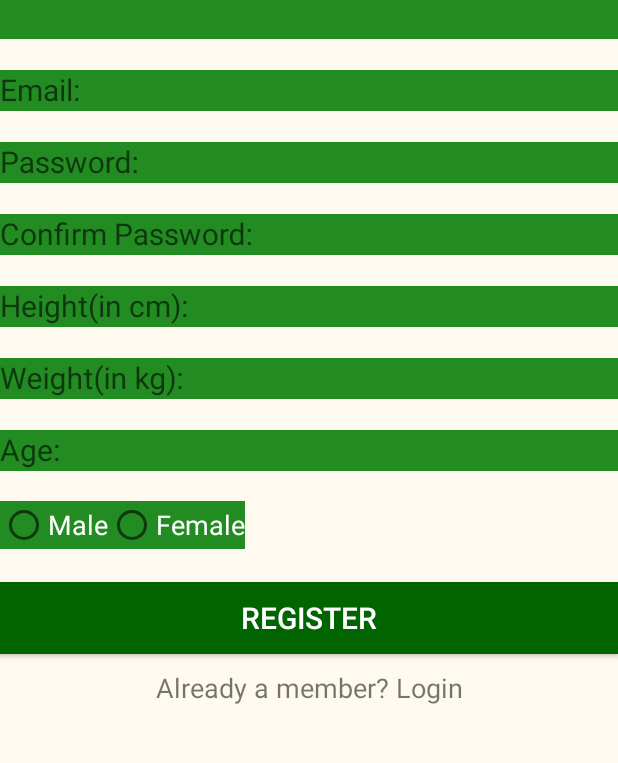
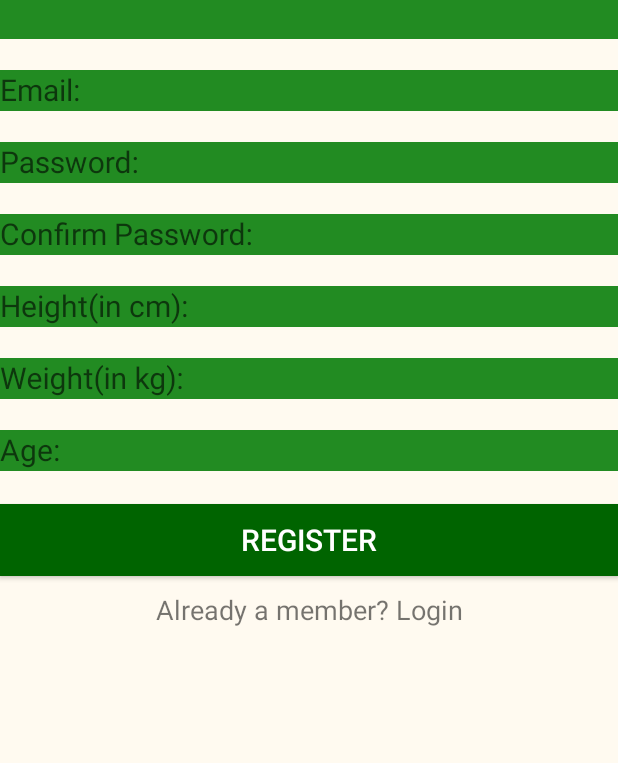
Before and after one commit to Al4An9/anastasiou_alexandros_set08114_coursework, an Android app: the RegisterActivity screen opened directly, with no data from a screen before it, on a phone screen of 412 x 824 dp, the part 195-958 px from its top. Run offline under Robolectric (Android 15) with nearby library versions, the phone set to English and light mode, and no system bars.

Commit message:
android app
update database working

```diff
--- a/UltimateFitnessTool/app/src/main/java/uk/ac/napier/ultimatefitnesstool/Activities/MainHomeActivity.java
+++ b/UltimateFitnessTool/app/src/main/java/uk/ac/napier/ultimatefitnesstool/Activities/MainHomeActivity.java
@@ -34,6 +34,7 @@ public class MainHomeActivity extends AppCompatActivity
         textViewName = (TextView)findViewById(R.id.text1);
         String nameFromIntent = getIntent().getStringExtra("EMAIL");
         textViewName.setText("Welcome" + nameFromIntent);
+
 
         bottomNavigationView.setOnNavigationItemSelectedListener(
                 new BottomNavigationView.OnNavigationItemSelectedListener() {
--- a/UltimateFitnessTool/app/src/main/java/uk/ac/napier/ultimatefitnesstool/Activities/RegisterActivity.java
+++ b/UltimateFitnessTool/app/src/main/java/uk/ac/napier/ultimatefitnesstool/Activities/RegisterActivity.java
@@ -124,7 +124,7 @@ public class RegisterActivity extends AppCompatActivity implements View.OnClickL
             return;
         }
 
-        if(databaseHelper.checkUser(textInputEditTextEmail.getText().toString().trim())){
+        if(!databaseHelper.checkUser(textInputEditTextEmail.getText().toString().trim())){
 
             user.setName(textInputEditTextName.getText().toString().trim());
             user.setEmail(textInputEditTextEmail.getText().toString().trim());
--- a/UltimateFitnessTool/app/src/main/res/layout/activity_register.xml
+++ b/UltimateFitnessTool/app/src/main/res/layout/activity_register.xml
@@ -157,30 +157,6 @@
                 android:textSize="20sp"/>
             </android.support.design.widget.TextInputLayout>
 
-        <RadioGroup
-            android:id="@+id/radioGroup"
-            android:layout_width="match_parent"
-            android:layout_height="wrap_content"
-            android:orientation="horizontal"
-            android:layout_marginTop="20dp" >
-            <RadioButton
-                android:id="@+id/radioButton"
-                android:layout_width="wrap_content"
-                android:layout_height="wrap_content"
-                android:background="@color/colorPrimary"
-                android:textColor="@color/White"
-                android:text="@string/radioButton"
-                android:textSize="18sp"/>
-            <RadioButton
-                android:id="@+id/radioButton2"
-                android:layout_width="wrap_content"
-                android:layout_height="wrap_content"
-                android:background="@color/colorPrimary"
-                android:textColor="@color/White"
-                android:text="@string/radioButton2"
-                android:textSize="18sp" />
-        </RadioGroup>
-
         <android.support.v7.widget.AppCompatButton
             android:layout_marginTop="22dp"
             android:id="@+id/appCombatButtonRegister"
```
Also changed, not shown: UltimateFitnessTool/app/src/main/java/uk/ac/napier/ultimatefitnesstool/Activities/LoginActivity.java (+8 -8 lines), UltimateFitnessTool/app/src/main/java/uk/ac/napier/ultimatefitnesstool/sql/DatabaseHelper.java (+34 -7 lines). Lines whose indentation alone changed are shown as unchanged.
